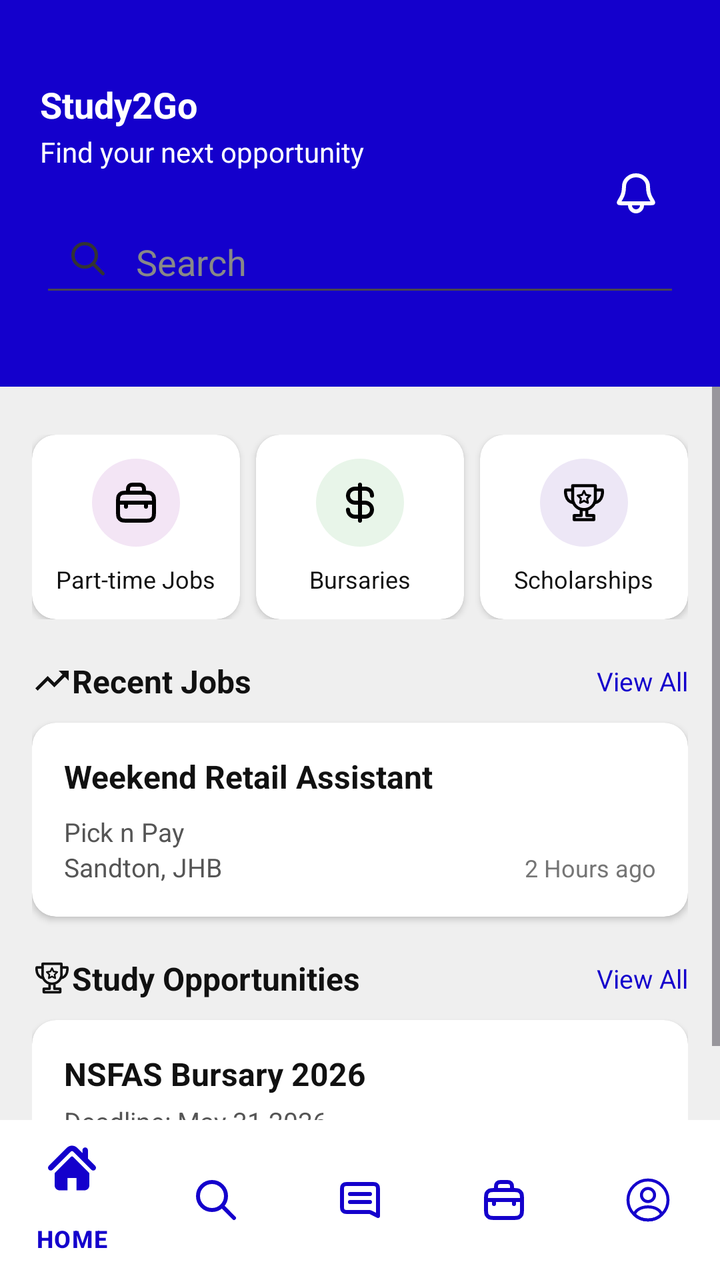
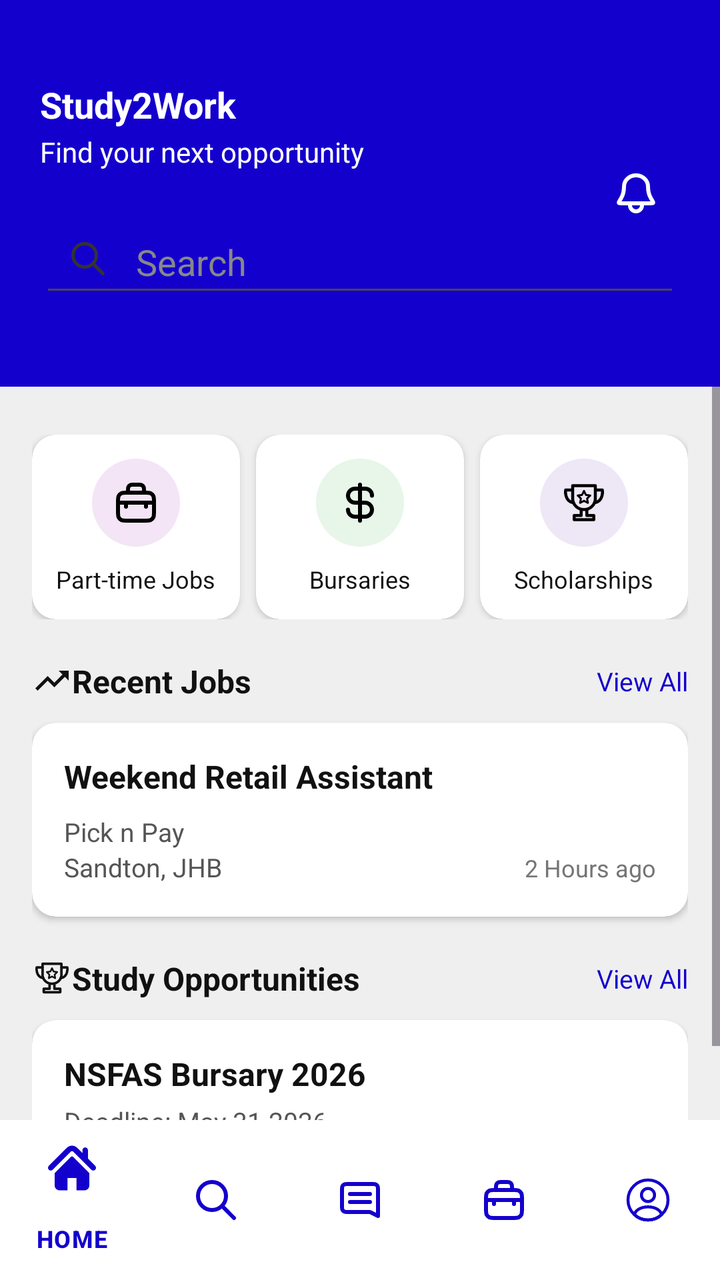

Compare the two renders of this Android layout. The source of the first and the diff that turns it into the second are given below.
<!-- AndroidManifest.xml: application theme Theme.INSY7311HighFidelityPrototypes -->
<!-- res/layout/activity_home_page.xml -->
<?xml version="1.0" encoding="utf-8"?>
<androidx.constraintlayout.widget.ConstraintLayout
    xmlns:android="http://schemas.android.com/apk/res/android"
    xmlns:app="http://schemas.android.com/apk/res-auto"
    xmlns:tools="http://schemas.android.com/tools"
    android:id="@+id/main"
    android:layout_width="match_parent"
    android:layout_height="match_parent"
    android:background="#EFEFEF">

    
    <androidx.constraintlayout.widget.ConstraintLayout
        android:id="@+id/layoutHeader"
        android:layout_width="0dp"
        android:layout_height="wrap_content"
        android:background="#1400CC"
        android:paddingStart="20dp"
        android:paddingEnd="20dp"
        android:paddingTop="40dp"
        android:paddingBottom="40dp"
        app:layout_constraintTop_toTopOf="parent"
        app:layout_constraintStart_toStartOf="parent"
        app:layout_constraintEnd_toEndOf="parent">

        <TextView
            android:id="@+id/tvAppName"
            android:layout_width="wrap_content"
            android:layout_height="wrap_content"
            android:text="@string/study2go"
            android:textColor="#FFFFFF"
            android:textSize="18sp"
            android:textStyle="bold"
            app:layout_constraintStart_toStartOf="parent"
            app:layout_constraintTop_toTopOf="parent" />

        <TextView
            android:id="@+id/tvTagline"
            android:layout_width="0dp"
            android:layout_height="wrap_content"
            android:text="@string/find_your_next_opportunity"
            android:textColor="#FFFFFF"
            android:textSize="14sp"
            app:layout_constraintStart_toStartOf="parent"
            app:layout_constraintTop_toBottomOf="@id/tvAppName"
            app:layout_constraintEnd_toStartOf="@id/ivNotification"
            android:layout_marginTop="2dp" />

        <ImageButton
            android:id="@+id/ivNotification"
            android:layout_width="44dp"
            android:layout_height="44dp"
            android:contentDescription="@string/notifications"
            android:src="@drawable/ic_notification"
            android:background="?attr/selectableItemBackgroundBorderless"
            app:layout_constraintBottom_toBottomOf="parent"
            app:layout_constraintEnd_toEndOf="parent"
            app:layout_constraintTop_toTopOf="parent"
            app:tint="#FFFFFF"
            tools:ignore="TouchTargetSizeCheck" />

        
        <EditText
            android:id="@+id/etSearch"
            android:layout_width="0dp"
            android:layout_height="48dp"
            android:layout_marginTop="20dp"
            android:autofillHints=""
            android:hint="@string/search1"
            android:inputType="text"
            android:paddingStart="48dp"
            android:paddingEnd="16dp"
            android:textColorHint="#888888"
            app:layout_constraintEnd_toEndOf="parent"
            app:layout_constraintStart_toStartOf="parent"
            app:layout_constraintTop_toBottomOf="@id/tvTagline"
            tools:ignore="TextContrastCheck" />

        <ImageView
            android:id="@+id/ivSearchIcon"
            android:layout_width="20dp"
            android:layout_height="20dp"
            android:layout_marginStart="14dp"
            android:contentDescription="@string/search_icon"
            android:src="@drawable/ic_search"
            app:layout_constraintBottom_toBottomOf="@id/etSearch"
            app:layout_constraintStart_toStartOf="@id/etSearch"
            app:layout_constraintTop_toTopOf="@id/etSearch"
            app:tint="#333333"
            tools:ignore="ImageContrastCheck" />

    </androidx.constraintlayout.widget.ConstraintLayout>

    <ScrollView
        android:id="@+id/scrollContent"
        android:layout_width="0dp"
        android:layout_height="0dp"
        android:fillViewport="true"
        app:layout_constraintTop_toBottomOf="@id/layoutHeader"
        app:layout_constraintStart_toStartOf="parent"
        app:layout_constraintEnd_toEndOf="parent"
        app:layout_constraintBottom_toTopOf="@id/bottomNav">

        <LinearLayout
            android:layout_width="match_parent"
            android:layout_height="wrap_content"
            android:orientation="vertical"
            android:padding="16dp">

            
            <LinearLayout
                android:id="@+id/layoutCategories"
                android:layout_width="match_parent"
                android:layout_height="wrap_content"
                android:orientation="horizontal"
                android:weightSum="3"
                android:layout_marginTop="8dp">

                
                <androidx.cardview.widget.CardView
                    android:layout_width="0dp"
                    android:layout_height="wrap_content"
                    android:layout_weight="1"
                    android:layout_marginEnd="8dp"
                    app:cardCornerRadius="12dp"
                    app:cardElevation="2dp"
                    app:cardBackgroundColor="#FFFFFF">
                    <LinearLayout
                        android:layout_width="match_parent"
                        android:layout_height="wrap_content"
                        android:orientation="vertical"
                        android:gravity="center"
                        android:padding="12dp"
                        tools:ignore="UseCompoundDrawables">
                        <ImageView
                            android:layout_width="44dp"
                            android:layout_height="44dp"
                            android:src="@drawable/ic_briefcase"
                            android:background="@drawable/circle_purple_light"
                            android:padding="10dp"
                            android:contentDescription="@string/part_time_jobs" />
                        <TextView
                            android:layout_width="wrap_content"
                            android:layout_height="wrap_content"
                            android:text="@string/part_time_jobs1"
                            android:textSize="12sp"
                            android:textColor="#111111"
                            android:gravity="center"
                            android:layout_marginTop="8dp" />
                    </LinearLayout>
                </androidx.cardview.widget.CardView>

                
                <androidx.cardview.widget.CardView
                    android:layout_width="0dp"
                    android:layout_height="wrap_content"
                    android:layout_weight="1"
                    android:layout_marginEnd="8dp"
                    app:cardCornerRadius="12dp"
                    app:cardElevation="2dp"
                    app:cardBackgroundColor="#FFFFFF">
                    <LinearLayout
                        android:layout_width="match_parent"
                        android:layout_height="wrap_content"
                        android:orientation="vertical"
                        android:gravity="center"
                        android:padding="12dp"
                        tools:ignore="UseCompoundDrawables">
                        <ImageView
                            android:layout_width="44dp"
                            android:layout_height="44dp"
                            android:src="@drawable/ic_bursary"
                            android:background="@drawable/circle_green"
                            android:padding="10dp"
                            android:contentDescription="@string/bursaries" />
                        <TextView
                            android:layout_width="wrap_content"
                            android:layout_height="wrap_content"
                            android:text="@string/bursaries1"
                            android:textSize="12sp"
                            android:textColor="#111111"
                            android:gravity="center"
                            android:layout_marginTop="8dp" />
                    </LinearLayout>
                </androidx.cardview.widget.CardView>

                
                <androidx.cardview.widget.CardView
                    android:layout_width="0dp"
                    android:layout_height="wrap_content"
                    android:layout_weight="1"
                    app:cardCornerRadius="12dp"
                    app:cardElevation="2dp"
                    app:cardBackgroundColor="#FFFFFF">
                    <LinearLayout
                        android:layout_width="match_parent"
                        android:layout_height="wrap_content"
                        android:orientation="vertical"
                        android:gravity="center"
                        android:padding="12dp"
                        tools:ignore="UseCompoundDrawables">
                        <ImageView
                            android:layout_width="44dp"
                            android:layout_height="44dp"
                            android:src="@drawable/ic_scholarship"
                            android:background="@drawable/circle_purple"
                            android:padding="10dp"
                            android:contentDescription="@string/scholarships" />
                        <TextView
                            android:layout_width="wrap_content"
                            android:layout_height="wrap_content"
                            android:text="@string/scholarships1"
                            android:textSize="12sp"
                            android:textColor="#111111"
                            android:gravity="center"
                            android:layout_marginTop="8dp" />
                    </LinearLayout>
                </androidx.cardview.widget.CardView>

            </LinearLayout>

            
            <LinearLayout
                android:layout_width="match_parent"
                android:layout_height="wrap_content"
                android:orientation="horizontal"
                android:layout_marginTop="20dp"
                android:gravity="center_vertical">

                <ImageView
                    android:layout_width="20dp"
                    android:layout_height="20dp"
                    android:src="@drawable/ic_trending_up"
                    android:contentDescription="@string/trending"
                    app:tint="#111111" />

                <TextView
                    android:layout_width="0dp"
                    android:layout_height="wrap_content"
                    android:layout_weight="1"
                    android:text="@string/recent_jobs"
                    android:textSize="16sp"
                    android:textStyle="bold"
                    android:textColor="#111111" />

                <TextView
                    android:id="@+id/tvViewAllJobs"
                    android:layout_width="wrap_content"
                    android:layout_height="wrap_content"
                    android:text="@string/view_all"
                    android:textSize="13sp"
                    android:textColor="#1400CC" />
            </LinearLayout>

            
            <androidx.cardview.widget.CardView
                android:id="@+id/cardRecentJob"
                android:layout_width="match_parent"
                android:layout_height="wrap_content"
                android:layout_marginTop="10dp"
                app:cardCornerRadius="12dp"
                app:cardElevation="2dp"
                app:cardBackgroundColor="#FFFFFF">
                <LinearLayout
                    android:layout_width="match_parent"
                    android:layout_height="wrap_content"
                    android:orientation="vertical"
                    android:padding="16dp">
                    <TextView
                        android:layout_width="wrap_content"
                        android:layout_height="wrap_content"
                        android:text="@string/weekend_retail_assistant"
                        android:textSize="16sp"
                        android:textStyle="bold"
                        android:textColor="#111111" />
                    <TextView
                        android:layout_width="wrap_content"
                        android:layout_height="wrap_content"
                        android:text="@string/pick_n_pay"
                        android:textSize="13sp"
                        android:textColor="#555555"
                        android:layout_marginTop="8dp" />
                    <LinearLayout
                        android:layout_width="match_parent"
                        android:layout_height="wrap_content"
                        android:orientation="horizontal">
                        <TextView
                            android:layout_width="0dp"
                            android:layout_height="wrap_content"
                            android:layout_weight="1"
                            android:text="@string/sandton_jhb"
                            android:textSize="13sp"
                            android:textColor="#555555" />

                        <TextView
                            android:layout_width="wrap_content"
                            android:layout_height="wrap_content"
                            android:text="@string/_2_hours_ago"
                            android:textColor="#757575"
                            android:textSize="12sp" />
                    </LinearLayout>
                </LinearLayout>
            </androidx.cardview.widget.CardView>

            
            <LinearLayout
                android:layout_width="match_parent"
                android:layout_height="wrap_content"
                android:orientation="horizontal"
                android:layout_marginTop="20dp"
                android:gravity="center_vertical">

                <ImageView
                    android:layout_width="20dp"
                    android:layout_height="20dp"
                    android:src="@drawable/ic_scholarship"
                    android:contentDescription="@string/study"
                    app:tint="#111111" />

                <TextView
                    android:layout_width="0dp"
                    android:layout_height="wrap_content"
                    android:layout_weight="1"
                    android:text="@string/study_opportunities"
                    android:textSize="16sp"
                    android:textStyle="bold"
                    android:textColor="#111111" />

                <TextView
                    android:id="@+id/tvViewAllStudy"
                    android:layout_width="wrap_content"
                    android:layout_height="wrap_content"
                    android:text="@string/view_all1"
                    android:textSize="13sp"
                    android:textColor="#1400CC" />
            </LinearLayout>

            
            <androidx.cardview.widget.CardView
                android:id="@+id/cardStudyOpportunity"
                android:layout_width="match_parent"
                android:layout_height="wrap_content"
                android:layout_marginTop="10dp"
                app:cardCornerRadius="12dp"
                app:cardElevation="2dp"
                app:cardBackgroundColor="#FFFFFF">
                <LinearLayout
                    android:layout_width="match_parent"
                    android:layout_height="wrap_content"
                    android:orientation="vertical"
                    android:padding="16dp">
                    <TextView
                        android:layout_width="wrap_content"
                        android:layout_height="wrap_content"
                        android:text="@string/nsfas_bursary_2026"
                        android:textSize="16sp"
                        android:textStyle="bold"
                        android:textColor="#111111" />
                    <TextView
                        android:layout_width="wrap_content"
                        android:layout_height="wrap_content"
                        android:text="@string/deadline_may_31_2026"
                        android:textSize="13sp"
                        android:textColor="#555555"
                        android:layout_marginTop="4dp" />
                </LinearLayout>
            </androidx.cardview.widget.CardView>

        </LinearLayout>
    </ScrollView>

    
    <com.google.android.material.bottomnavigation.BottomNavigationView
        android:id="@+id/bottomNav"
        android:layout_width="0dp"
        android:layout_height="wrap_content"
        android:background="#FFFFFF"
        app:menu="@menu/bottom_nav_menu"
        app:itemIconTint="#1400CC"
        app:itemTextColor="#1400CC"
        app:layout_constraintBottom_toBottomOf="parent"
        app:layout_constraintStart_toStartOf="parent"
        app:layout_constraintEnd_toEndOf="parent" />

</androidx.constraintlayout.widget.ConstraintLayout>
<!-- resources referenced by this layout -->
<resources>
  <!-- drawable circle_green (drawable) -->
  <?xml version="1.0" encoding="utf-8"?>
  <shape xmlns:android="http://schemas.android.com/apk/res/android"
      android:shape="oval">
      <solid android:color="#E8F5E9" />
  </shape>
  <!-- drawable circle_purple (drawable) -->
  <?xml version="1.0" encoding="utf-8"?>
  <shape xmlns:android="http://schemas.android.com/apk/res/android"
      android:shape="oval">
      <solid android:color="#EDE7F6" />
  </shape>
  <!-- drawable circle_purple_light (drawable) -->
  <?xml version="1.0" encoding="utf-8"?>
  <shape xmlns:android="http://schemas.android.com/apk/res/android"
      android:shape="oval">
      <solid android:color="#F3E5F5" />
  </shape>
  <!-- drawable ic_bursary (drawable) -->
  <vector xmlns:android="http://schemas.android.com/apk/res/android"
      android:width="800dp"
      android:height="800dp"
      android:viewportWidth="24"
      android:viewportHeight="24">
    <path
        android:pathData="M18,8.5V8.354C18,6.502 16.498,5 14.646,5H9.5C7.567,5 6,6.567 6,8.5C6,10.433 7.567,12 9.5,12H14.5C16.433,12 18,13.567 18,15.5C18,17.433 16.433,19 14.5,19H9.427C7.534,19 6,17.466 6,15.573V15.5M12,3V21"
        android:strokeLineJoin="round"
        android:strokeWidth="2"
        android:fillColor="#00000000"
        android:strokeColor="#000000"
        android:strokeLineCap="round"/>
  </vector>
  <!-- drawable ic_search (drawable) -->
  <vector xmlns:android="http://schemas.android.com/apk/res/android"
      android:width="800dp"
      android:height="800dp"
      android:viewportWidth="24"
      android:viewportHeight="24">
    <path
        android:pathData="M14.954,14.946L21,21M17,10C17,13.866 13.866,17 10,17C6.134,17 3,13.866 3,10C3,6.134 6.134,3 10,3C13.866,3 17,6.134 17,10Z"
        android:strokeLineJoin="round"
        android:strokeWidth="2"
        android:fillColor="#00000000"
        android:strokeColor="#000000"
        android:strokeLineCap="round"/>
  </vector>
  <!-- drawable ic_trending_up (drawable) -->
  <vector xmlns:android="http://schemas.android.com/apk/res/android"
      android:width="24dp"
      android:height="24dp"
      android:viewportWidth="24"
      android:viewportHeight="24">
      <path
          android:fillColor="#FF000000"
          android:pathData="M16,6l2.29,2.29l-4.88,4.88l-4,-4L2,16.59L3.41,18l6,-6l4,4l6.3,-6.29L22,12V6H16Z"/>
  </vector>
  <string name="_2_hours_ago">2 Hours ago</string>
  <string name="bursaries">Bursaries</string>
  <string name="bursaries1">Bursaries</string>
  <string name="deadline_may_31_2026">Deadline: May 31 2026</string>
  <string name="find_your_next_opportunity">Find your next opportunity</string>
  <string name="notifications">Notifications</string>
  <string name="nsfas_bursary_2026">NSFAS Bursary 2026</string>
  <string name="part_time_jobs">Part-time Jobs</string>
  <string name="part_time_jobs1">Part-time Jobs</string>
  <string name="pick_n_pay">Pick n Pay</string>
  <string name="recent_jobs">Recent Jobs</string>
  <string name="sandton_jhb">Sandton, JHB</string>
  <string name="scholarships">Scholarships</string>
  <string name="scholarships1">Scholarships</string>
  <string name="search1">Search</string>
  <string name="search_icon">Search icon</string>
  <string name="study">Study</string>
  <string name="study2go">Study2Go</string>
  <string name="study_opportunities">Study Opportunities</string>
  <string name="trending">Trending</string>
  <string name="view_all">View All</string>
  <string name="view_all1">View All</string>
  <string name="weekend_retail_assistant">Weekend Retail Assistant</string>
  <style name="Theme.INSY7311HighFidelityPrototypes" parent="Base.Theme.INSY7311HighFidelityPrototypes" />
  <style name="Base.Theme.INSY7311HighFidelityPrototypes" parent="Theme.Material3.DayNight.NoActionBar">
          
          
      </style>
  <!-- unchanged entries left out for length: 3 -->
</resources>

<!-- the commit's change to res/layout/activity_home_page.xml (unified diff, before → after) -->
@@ -8,7 +8,6 @@
     android:layout_height="match_parent"
     android:background="#EFEFEF">
 
-    
     <androidx.constraintlayout.widget.ConstraintLayout
         android:id="@+id/layoutHeader"
         android:layout_width="0dp"
@@ -26,7 +25,7 @@
             android:id="@+id/tvAppName"
             android:layout_width="wrap_content"
             android:layout_height="wrap_content"
-            android:text="@string/study2go"
+            android:text="@string/study2work"
             android:textColor="#FFFFFF"
             android:textSize="18sp"
             android:textStyle="bold"
<!-- resource entries referenced after the edit -->
@@ -73,7 +73,7 @@
   <string name="search1">Search</string>
   <string name="search_icon">Search icon</string>
   <string name="study">Study</string>
-  <string name="study2go">Study2Go</string>
+  <string name="study2work">Study2Work</string>
   <string name="study_opportunities">Study Opportunities</string>
   <string name="trending">Trending</string>
   <string name="view_all">View All</string>
